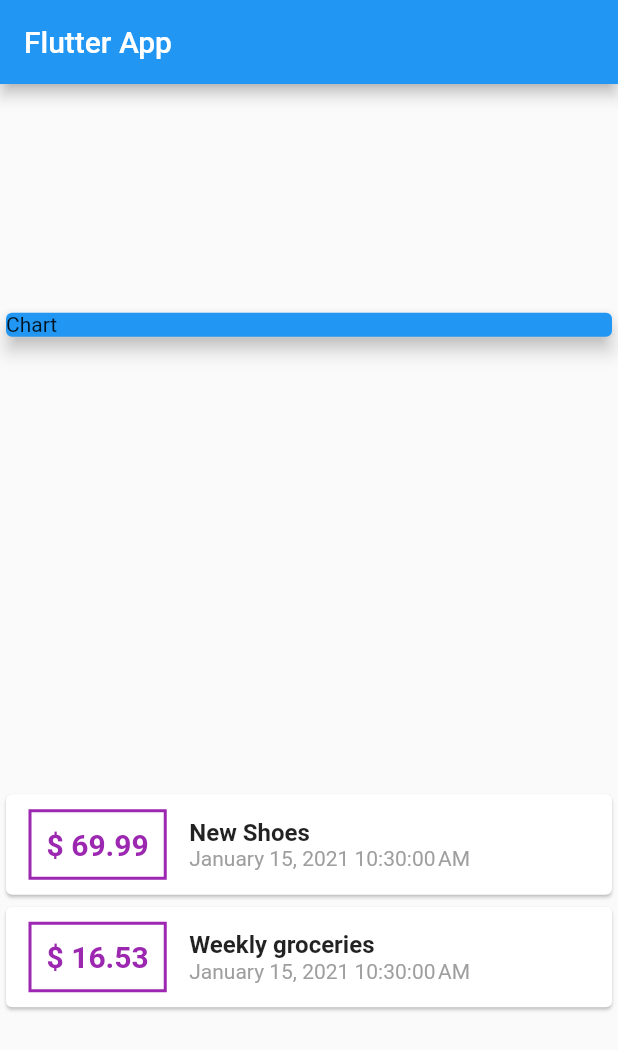
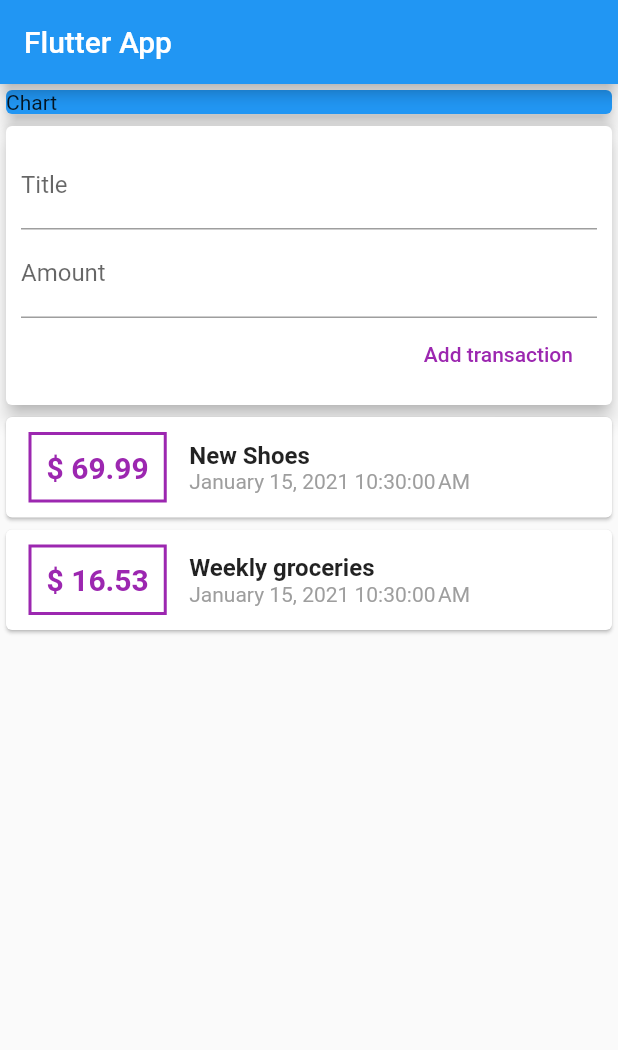
Before and after one commit to zubeirom/expense_app, a Flutter app: the screen it shows after launch, on a phone screen of 412 x 824 dp. Shown: the top 1050 px of the screen. Run offline on Flutter 3.47's test engine with Material 2 defaults, Android fonts, the phone set to English and light mode, and no system bars.

Commit message:
get user input

```diff
--- a/lib/main.dart
+++ b/lib/main.dart
@@ -28,14 +28,17 @@ class MyHomePage extends StatelessWidget {
         date: DateTime.now())
   ];
 
+  // String titleInput;
+  // String amountInput;
+
+  final titleController = TextEditingController();
+  final amountController = TextEditingController();
+
   @override
   Widget build(BuildContext context) {
     return Scaffold(
         appBar: AppBar(title: Text('Flutter App')),
-        body: Column(
-            mainAxisAlignment: MainAxisAlignment.spaceAround,
-            crossAxisAlignment: CrossAxisAlignment.stretch,
-            children: [
+        body: Column(crossAxisAlignment: CrossAxisAlignment.stretch, children: [
           Container(
             width: double.infinity,
             child: Card(
@@ -44,6 +47,36 @@ class MyHomePage extends StatelessWidget {
               elevation: 5,
             ),
           ),
+          Card(
+              elevation: 5,
+              child: Container(
+                padding: EdgeInsets.all(10),
+                child: Column(
+                  crossAxisAlignment: CrossAxisAlignment.end,
+                  children: [
+                    TextField(
+                      decoration: InputDecoration(labelText: 'Title'),
+                      controller: titleController,
+                      // onChanged: (value) {
+                      //   titleInput = value;
+                      // },
+                    ),
+                    TextField(
+                        decoration: InputDecoration(labelText: 'Amount'),
+                        controller: amountController
+                        // onChanged: (value) => amountInput = value,
+                        ),
+                    FlatButton(
+                      child: Text('Add transaction'),
+                      textColor: Colors.purple,
+                      onPressed: () {
+                        print(titleController.text);
+                        print(amountController.text);
+                      },
+                    )
+                  ],
+                ),
+              )),
           Column(
               children: transactions
                   .map((tx) => Card(
@@ -52,8 +85,8 @@ class MyHomePage extends StatelessWidget {
                             margin: EdgeInsets.symmetric(
                                 vertical: 10, horizontal: 15),
                             decoration: BoxDecoration(
-                                    border: Border.all(
-                                        color: Colors.purple, width: 2)),
+                                border:
+                                    Border.all(color: Colors.purple, width: 2)),
                             padding: EdgeInsets.all(10),
                             child: Text(
                               '\$ ${tx.amount}',
@@ -68,8 +101,7 @@ class MyHomePage extends StatelessWidget {
                               Text(
                                 tx.title,
                                 style: TextStyle(
-                                        fontSize: 16,
-                                        fontWeight: FontWeight.bold),
+                                    fontSize: 16, fontWeight: FontWeight.bold),
                               ),
                               Text(DateFormat().format(tx.date),
                                   style: TextStyle(color: Colors.grey))
```
Lines whose indentation alone changed are shown as unchanged.
